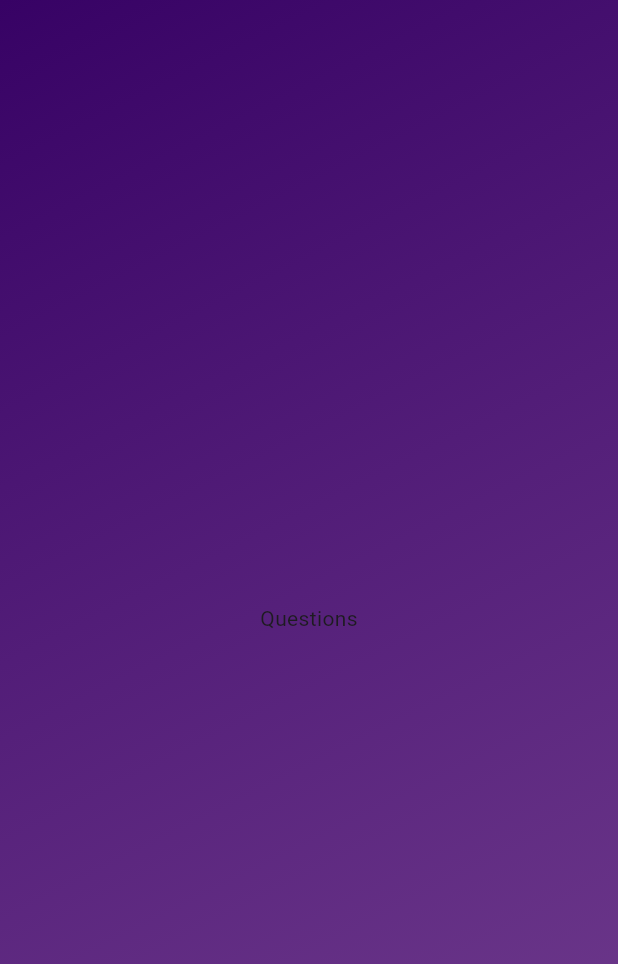
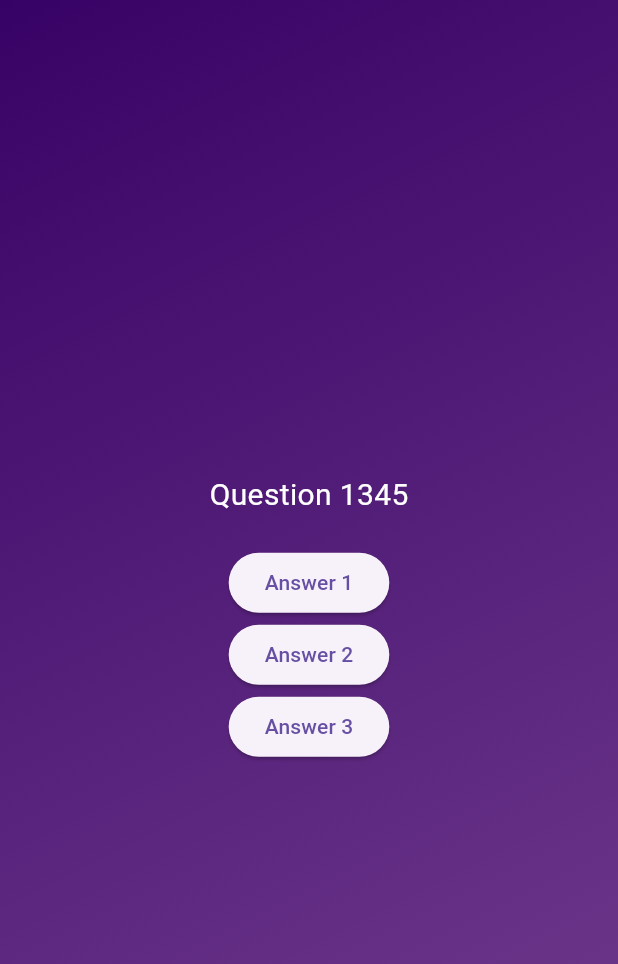
Before and after one commit to Sabbha20/flutter-quiz-app, a Flutter app: the screen it shows after launch, after a tap on "Start Quiz", on a phone screen of 412 x 824 dp. Shown: the top 964 px of the screen. Run offline on Flutter 3.47's test engine with Material 3 defaults, Android fonts, the phone set to English and light mode, and no system bars.

Commit message:
Created Answers widgets and dynamically calling it to quiz screen.

```diff
--- /dev/null
+++ b/lib/answers_widget.dart
@@ -0,0 +1,18 @@
+import 'package:flutter/material.dart';
+
+class AnswerButton extends StatelessWidget {
+  const AnswerButton({super.key, required this.text, required this.onClicked});
+
+  final String text;
+  final void Function() onClicked;
+
+  @override
+  Widget build(BuildContext context) {
+    return ElevatedButton(
+      onPressed: onClicked,
+      child: Text(
+        text,
+      ),
+    );
+  }
+}
--- a/lib/question_screen.dart
+++ b/lib/question_screen.dart
@@ -1,4 +1,5 @@
 import 'package:flutter/material.dart';
+import 'package:quiz_app/answers_widget.dart';
 
 class QuestionScreen extends StatefulWidget {
   const QuestionScreen({super.key});
@@ -10,8 +11,35 @@ class QuestionScreen extends StatefulWidget {
 class _QuestionScreenState extends State<QuestionScreen> {
   @override
   Widget build(BuildContext context) {
-    return const Center(
-      child: Text("Questions"),
+    return Container(
+      width: double.infinity,
+      child: Column(
+        mainAxisAlignment: MainAxisAlignment.center,
+        children: [
+          const Text(
+            "Question 1345",
+            style: TextStyle(
+              color: Colors.white,
+              fontSize: 20,
+            ),
+          ),
+          const SizedBox(
+            height: 20,
+          ),
+          AnswerButton(
+            text: "Answer 1",
+            onClicked: () {},
+          ),
+          AnswerButton(
+            text: "Answer 2",
+            onClicked: () {},
+          ),
+          AnswerButton(
+            text: "Answer 3",
+            onClicked: () {},
+          ),
+        ],
+      ),
     );
   }
 }
```
